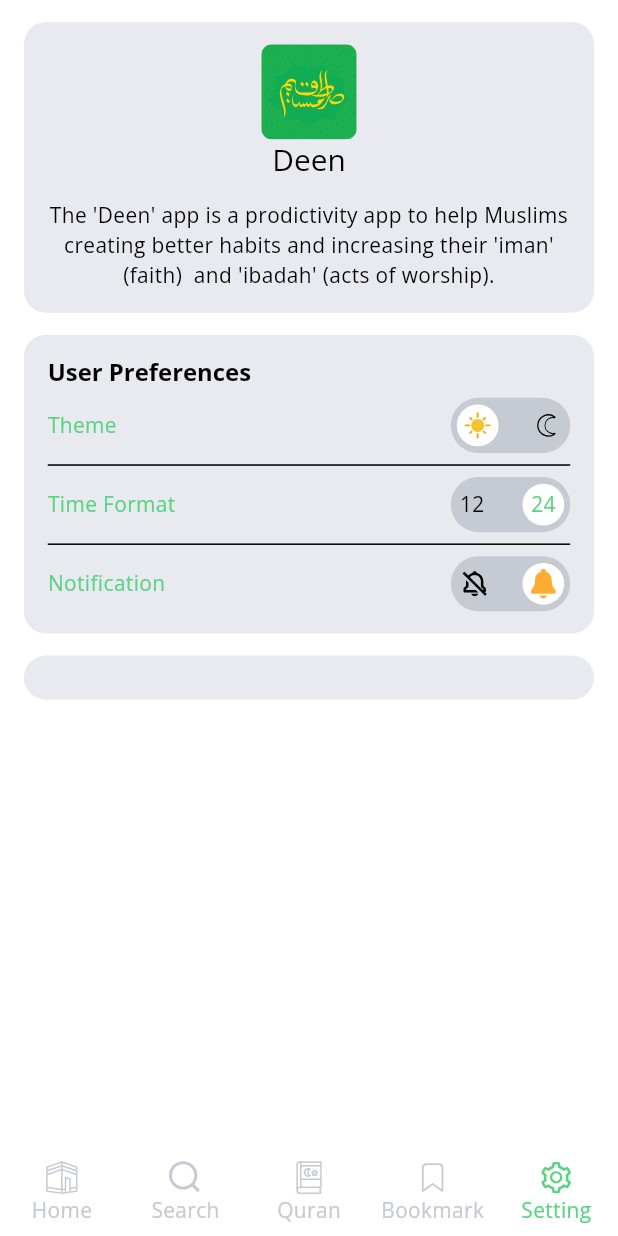
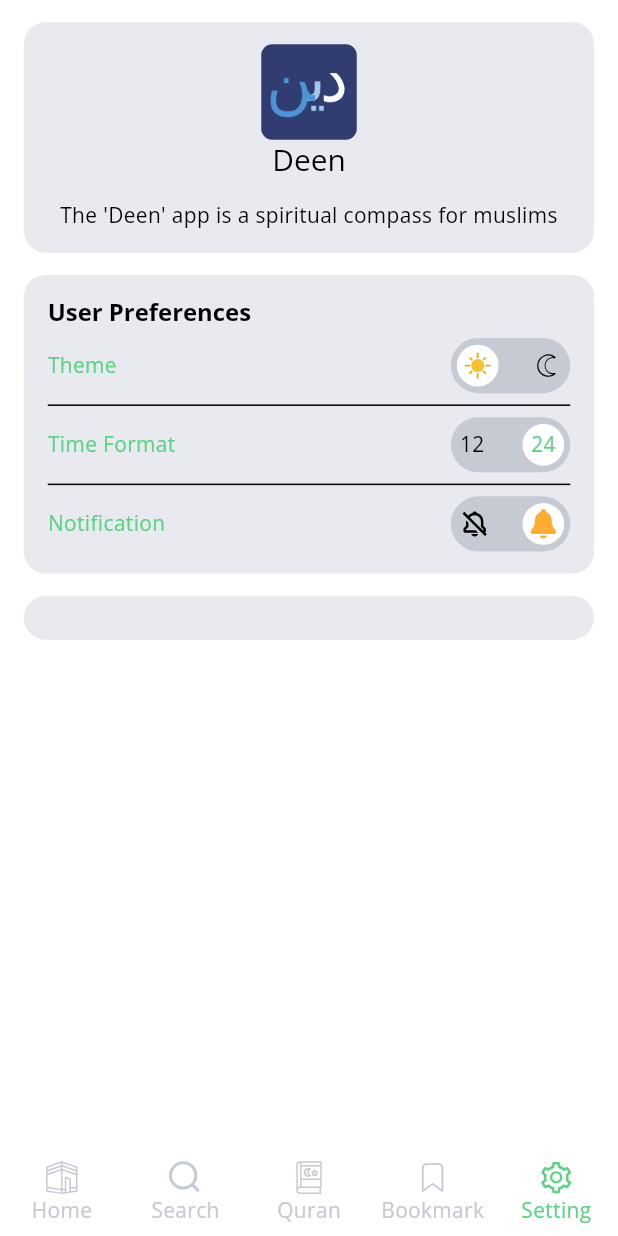
Before and after one commit to ashrafulparan2/Deen-An-Islamic-Application, a Flutter app: the TabScaffold screen opened directly, item 5 of the bottom bar chosen, on a phone screen of 412 x 824 dp. Run offline on Flutter 3.47's test engine with Material 3 defaults, Android fonts, the phone set to English and light mode, and no system bars; our stand-ins replace bloc, dartz, dio, equatable, flutter_bloc, flutter_local_notifications and 13 more; missing offline and left inert: motion_sensors; accounts and stored records are empty; network calls fail; project files that could hold a hidden picture were left out.

Commit message:
minor-changes

```diff
--- a/lib/src/features/setting/widget/general_card.dart
+++ b/lib/src/features/setting/widget/general_card.dart
@@ -18,8 +18,8 @@
             borderRadius: BorderRadius.circular(
               8.r,
             ),
-            child: SvgPicture.asset(
-              'assets/images/core/svg/app_logo.svg',
+            child: Image.asset(
+              'assets/images/core/svg/app_logo.png',
               width: 64.w,
             ),
           ),
@@ -35,10 +35,7 @@
             height: 8.h,
           ),
           Text(
-            'The \'Deen\' app is a prodictivity app '
-            'to help Muslims creating better habits '
-            'and increasing their \'iman\' (faith) '
-            ' and \'ibadah\' (acts of worship).',
+            'The \'Deen\' app is a spiritual compass for muslims',
             textAlign: TextAlign.center,
           ),
           ...List.generate(
```
